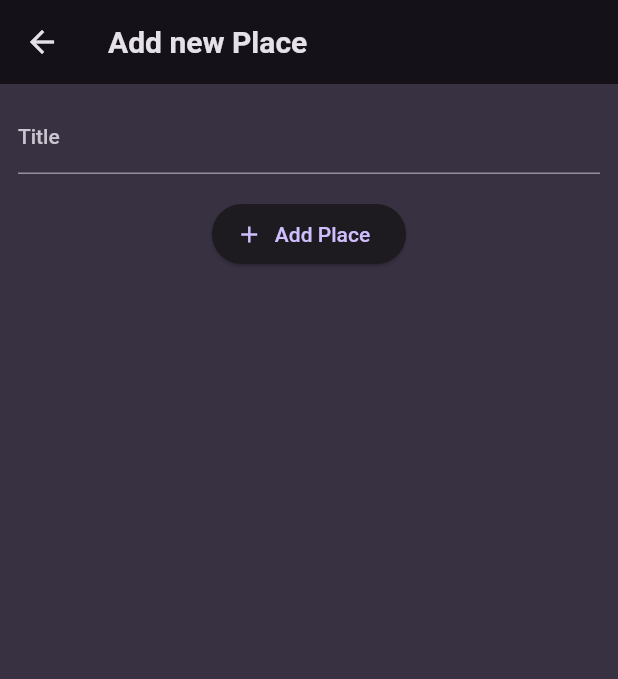
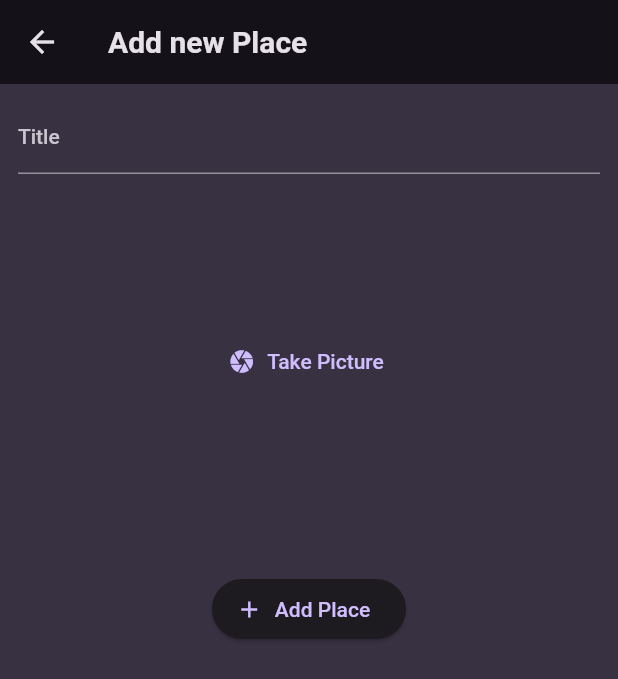
Before and after one commit to tyange/favorite_places, a Flutter app: the AddPlaceScreen screen opened directly, on a phone screen of 412 x 824 dp. Shown: the top 679 px of the screen. Run offline on Flutter 3.47's test engine with Material 2 defaults, Android fonts, the phone set to English and light mode, and no system bars; our stand-ins replace flutter_riverpod, google_fonts.

Commit message:
added take picture button

```diff
--- a/lib/screens/add_place.dart
+++ b/lib/screens/add_place.dart
@@ -1,4 +1,5 @@
 import 'package:flutter/material.dart';
+import 'package:favorite_places/widgets/image_input.dart';
 import 'package:flutter_riverpod/flutter_riverpod.dart';
 
 import 'package:favorite_places/providers/user_places.dart';
@@ -48,6 +49,7 @@ class _AddPlaceScreenState extends ConsumerState<AddPlaceScreen> {
                 color: Theme.of(context).colorScheme.onBackground,
               ),
             ),
+            ImageInput(),
             const SizedBox(
               height: 16,
             ),
--- /dev/null
+++ b/lib/widgets/image_input.dart
@@ -0,0 +1,25 @@
+import 'package:flutter/material.dart';
+
+class ImageInput extends StatefulWidget {
+  const ImageInput({super.key});
+
+  @override
+  State<StatefulWidget> createState() {
+    return _ImageInputState();
+  }
+}
+
+class _ImageInputState extends State<ImageInput> {
+  @override
+  Widget build(BuildContext context) {
+    return Container(
+        height: 250,
+        width: double.infinity,
+        alignment: Alignment.center,
+        child: TextButton.icon(
+          icon: Icon(Icons.camera),
+          label: Text('Take Picture'),
+          onPressed: () {},
+        ));
+  }
+}
--- a/lib/widgets/places_list.dart
+++ b/lib/widgets/places_list.dart
@@ -1,5 +1,5 @@
+import 'package:flutter/material.dart';
 import 'package:favorite_places/screens/places_detail.dart';
-import 'package:flutter/material.dart';
 
 import '../models/place.dart';
 
```
